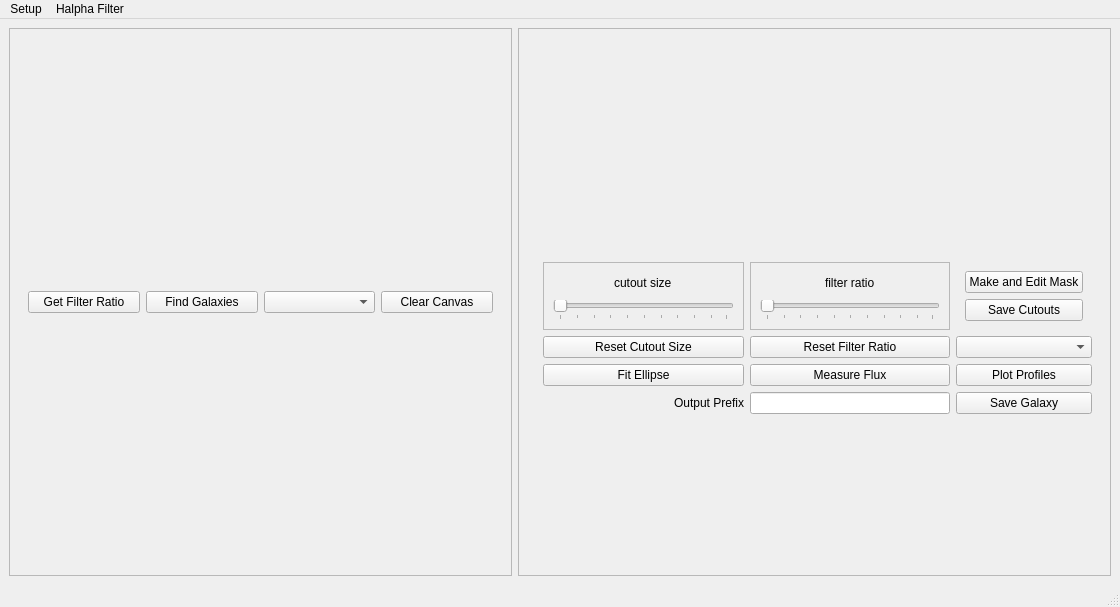
Old version of the form testing/halphav3.ui in the repository rfinn/halphagui.
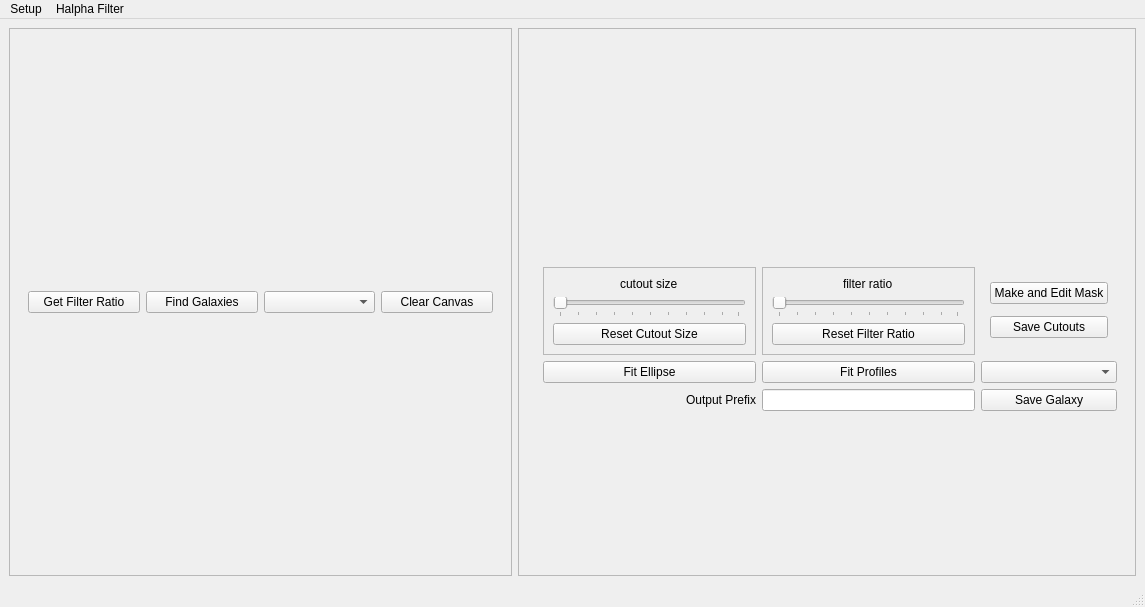
New version of the form.

Commit message: added profile fitting

Patch:
```diff
--- a/testing/halphav3.ui
+++ b/testing/halphav3.ui
@@ -6,7 +6,7 @@
    <rect>
     <x>0</x>
     <y>0</y>
-    <width>1120</width>
+    <width>1145</width>
     <height>607</height>
    </rect>
   </property>
@@ -105,6 +105,12 @@
        </item>
        <item row="0" column="1" rowspan="3">
         <widget class="QWidget" name="cutouts" native="true">
+         <property name="minimumSize">
+          <size>
+           <width>0</width>
+           <height>172</height>
+          </size>
+         </property>
          <layout class="QGridLayout" name="cutoutsLayout">
           <item row="0" column="0">
            <widget class="QWidget" name="tempWidget" native="true"/>
@@ -115,26 +121,6 @@
        <item row="3" column="1">
         <widget class="QWidget" name="rightButtons" native="true">
          <layout class="QGridLayout" name="gridLayout_4">
-          <item row="5" column="2">
-           <widget class="QPushButton" name="profileButton">
-            <property name="text">
-             <string>Plot Profiles</string>
-            </property>
-           </widget>
-          </item>
-          <item row="6" column="0">
-           <widget class="QLabel" name="label">
-            <property name="layoutDirection">
-             <enum>Qt::LeftToRight</enum>
-            </property>
-            <property name="text">
-             <string>Output Prefix</string>
-            </property>
-            <property name="alignment">
-             <set>Qt::AlignRight|Qt::AlignTrailing|Qt::AlignVCenter</set>
-            </property>
-           </widget>
-          </item>
           <item row="0" column="0">
            <widget class="QFrame" name="frame_2">
             <property name="frameShape">
@@ -161,6 +147,13 @@
                </property>
               </widget>
              </item>
+             <item>
+              <widget class="QPushButton" name="resetSizeButton">
+               <property name="text">
+                <string>Reset Cutout Size</string>
+               </property>
+              </widget>
+             </item>
             </layout>
            </widget>
           </item>
@@ -196,37 +189,16 @@
                </property>
               </widget>
              </item>
+             <item>
+              <widget class="QPushButton" name="resetRatioButton">
+               <property name="text">
+                <string>Reset Filter Ratio</string>
+               </property>
+              </widget>
+             </item>
             </layout>
            </widget>
           </item>
-          <item row="5" column="1">
-           <widget class="QPushButton" name="fluxButton">
-            <property name="text">
-             <string>Measure Flux</string>
-            </property>
-           </widget>
-          </item>
-          <item row="3" column="0">
-           <widget class="QPushButton" name="resetSizeButton">
-            <property name="text">
-             <string>Reset Cutout Size</string>
-            </property>
-           </widget>
-          </item>
-          <item row="3" column="1">
-           <widget class="QPushButton" name="resetRatioButton">
-            <property name="text">
-             <string>Reset Filter Ratio</string>
-            </property>
-           </widget>
-          </item>
-          <item row="5" column="0">
-           <widget class="QPushButton" name="fitEllipseButton">
-            <property name="text">
-             <string>Fit Ellipse</string>
-            </property>
-           </widget>
-          </item>
           <item row="6" column="1">
            <widget class="QLineEdit" name="prefixLineEdit"/>
           </item>
@@ -270,6 +242,33 @@
             </property>
            </widget>
           </item>
+          <item row="3" column="0">
+           <widget class="QPushButton" name="fitEllipseButton">
+            <property name="text">
+             <string>Fit Ellipse</string>
+            </property>
+           </widget>
+          </item>
+          <item row="3" column="1">
+           <widget class="QPushButton" name="profileButton">
+            <property name="text">
+             <string>Fit Profiles</string>
+            </property>
+           </widget>
+          </item>
+          <item row="6" column="0">
+           <widget class="QLabel" name="label">
+            <property name="layoutDirection">
+             <enum>Qt::LeftToRight</enum>
+            </property>
+            <property name="text">
+             <string>Output Prefix</string>
+            </property>
+            <property name="alignment">
+             <set>Qt::AlignRight|Qt::AlignTrailing|Qt::AlignVCenter</set>
+            </property>
+           </widget>
+          </item>
          </layout>
         </widget>
        </item>
@@ -284,7 +283,7 @@
     <rect>
      <x>0</x>
      <y>0</y>
-     <width>1120</width>
+     <width>1145</width>
      <height>22</height>
     </rect>
    </property>
```
Left out of the diff: 24 changed lines with no effect on the pictures. The commit also changes 5 other files.
